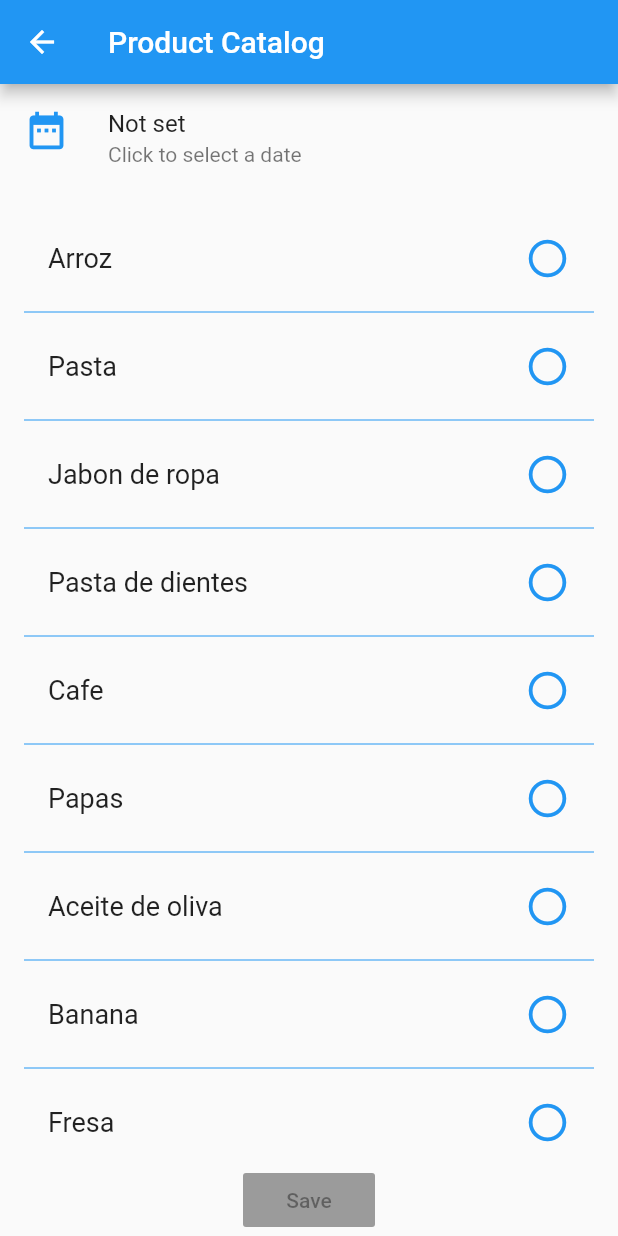
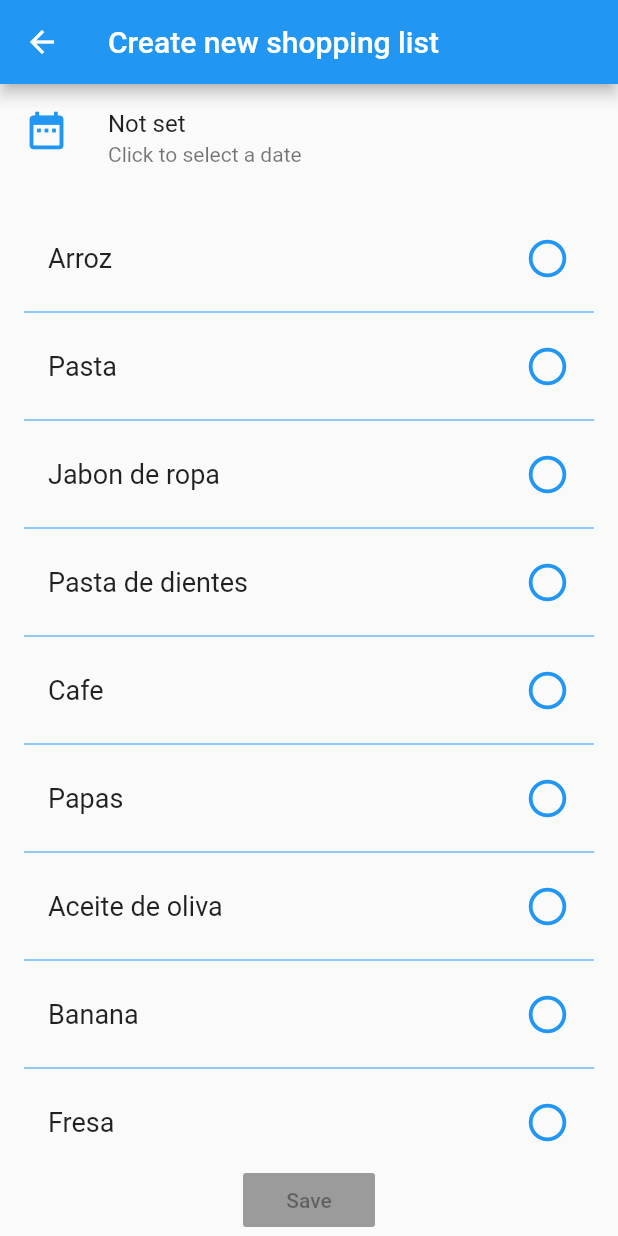
Before and after one commit to javiersantossanchez/shooping_list, a Flutter app: the screen it shows after launch, after a tap on the "add" icon, on a phone screen of 412 x 824 dp. Run offline on Flutter 3.47's test engine with Material 2 defaults, Android fonts, the phone set to English and light mode, and no system bars; network calls fail.

Commit message:
Update images

```diff
--- a/lib/ui/ShoppingScheduleFormScreen.dart
+++ b/lib/ui/ShoppingScheduleFormScreen.dart
@@ -128,7 +128,7 @@ class ShoppingScheduleFormState extends State<ShoppingScheduleFormScreen> {
 
     return Scaffold(
       appBar: AppBar(
-        title: Text('Product Catalog'),
+        title: Text('Create new shopping list'),
       ),
       body: Column(children: <Widget>[
         _getDatePickerView(),
--- a/lib/ui/ShoppingSchedulerCatalogScreen.dart
+++ b/lib/ui/ShoppingSchedulerCatalogScreen.dart
@@ -37,7 +37,7 @@ class ShoppingSchedulerCatalogScreenState extends State<ShoppingSchedulerCatalog
   Widget build(BuildContext context) {
     return Scaffold(
       appBar: AppBar(
-        title: Text('Shopping Scheduler'),
+        title: Text('Shopping list catalog'),
         actions: <Widget>[
           getAdminMenu(context),
         ],
```
Also changed, not shown: 6 other files.
